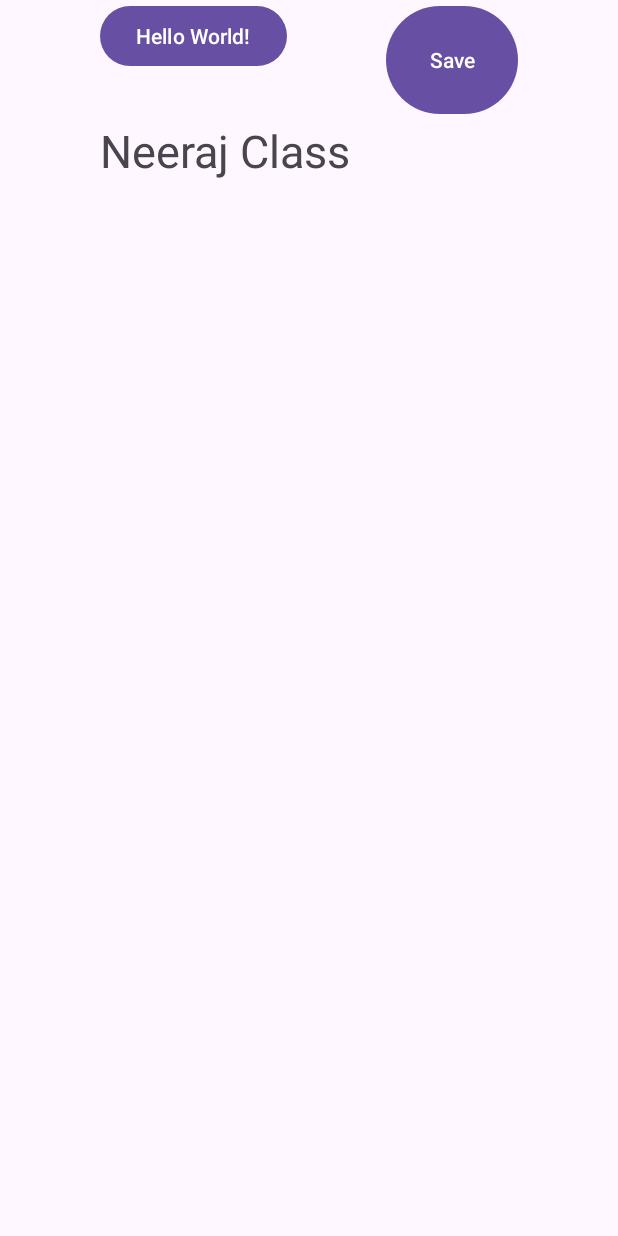
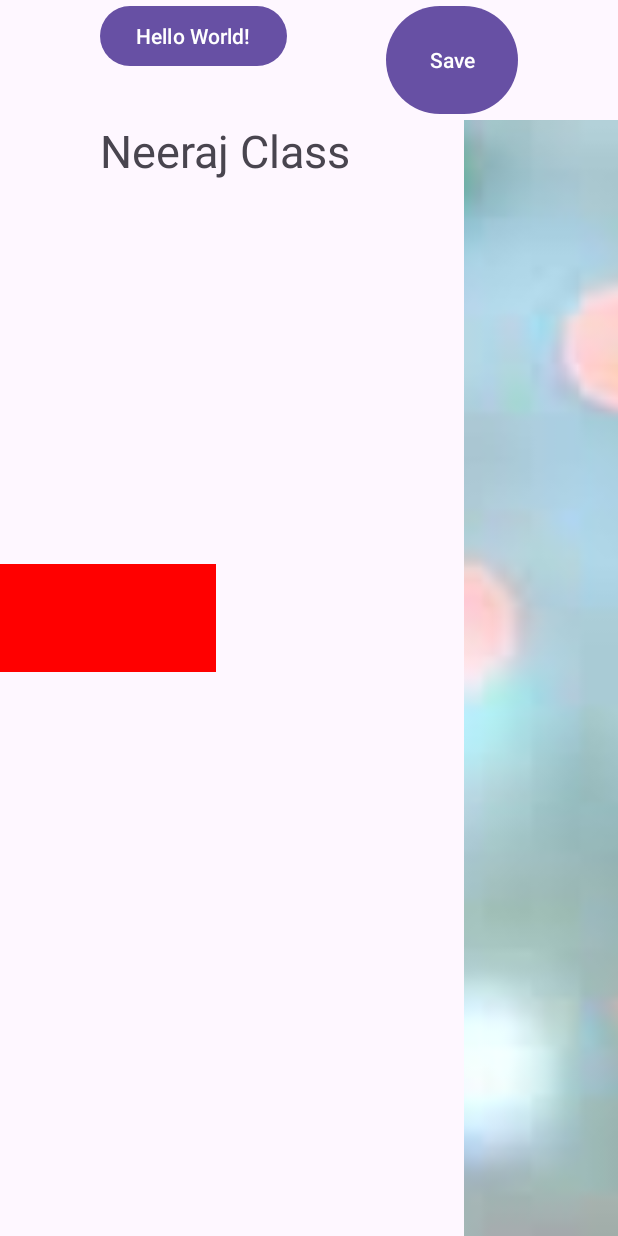
Before and after one commit to amanpreeto7/NeerajJoshiClass, an Android app: the screen it shows after launch (MainActivity), on a phone screen of 412 x 824 dp. Run offline under Robolectric (Android 15) with nearby library versions, the phone set to English and light mode, and no system bars.

Commit message:
Image View Added

```diff
--- a/app/src/main/res/layout/activity_main.xml
+++ b/app/src/main/res/layout/activity_main.xml
@@ -5,6 +5,16 @@
     android:layout_width="match_parent"
     android:layout_height="match_parent"
     tools:context=".MainActivity">
+
+    <ImageView
+        android:layout_width="0dp"
+        android:layout_height="0dp"
+        app:layout_constraintTop_toBottomOf="@id/barrier"
+        android:src="@drawable/download"
+        android:scaleType="centerCrop"
+        app:layout_constraintBottom_toBottomOf="parent"
+        app:layout_constraintStart_toStartOf="@id/guideline_v_75"
+        app:layout_constraintEnd_toEndOf="parent"/>
 
     <Button
         android:layout_width="wrap_content"
@@ -42,4 +52,27 @@
         app:barrierDirection="bottom"
         app:constraint_referenced_ids="btnHelloWorld, btnSave"/>
 
+    <androidx.constraintlayout.widget.Guideline
+        android:layout_width="wrap_content"
+        android:layout_height="wrap_content"
+        android:id="@+id/guideline_v_30"
+        app:layout_constraintGuide_percent=".35"
+        android:orientation="vertical"/>
+    <androidx.constraintlayout.widget.Guideline
+        android:layout_width="wrap_content"
+        android:layout_height="wrap_content"
+        android:id="@+id/guideline_v_75"
+        app:layout_constraintGuide_percent=".75"
+        android:orientation="vertical"/>
+
+    <View
+        android:layout_width="0dp"
+        android:layout_height="0dp"
+        android:background="#ff0000"
+        app:layout_constraintDimensionRatio="2:1"
+        app:layout_constraintTop_toTopOf="parent"
+        app:layout_constraintBottom_toBottomOf="parent"
+        app:layout_constraintStart_toStartOf="parent"
+        app:layout_constraintEnd_toEndOf="@id/guideline_v_30"/>
+
 </androidx.constraintlayout.widget.ConstraintLayout>
```
Also changed, not shown: app/src/main/res/drawable/download.jpeg (added).
